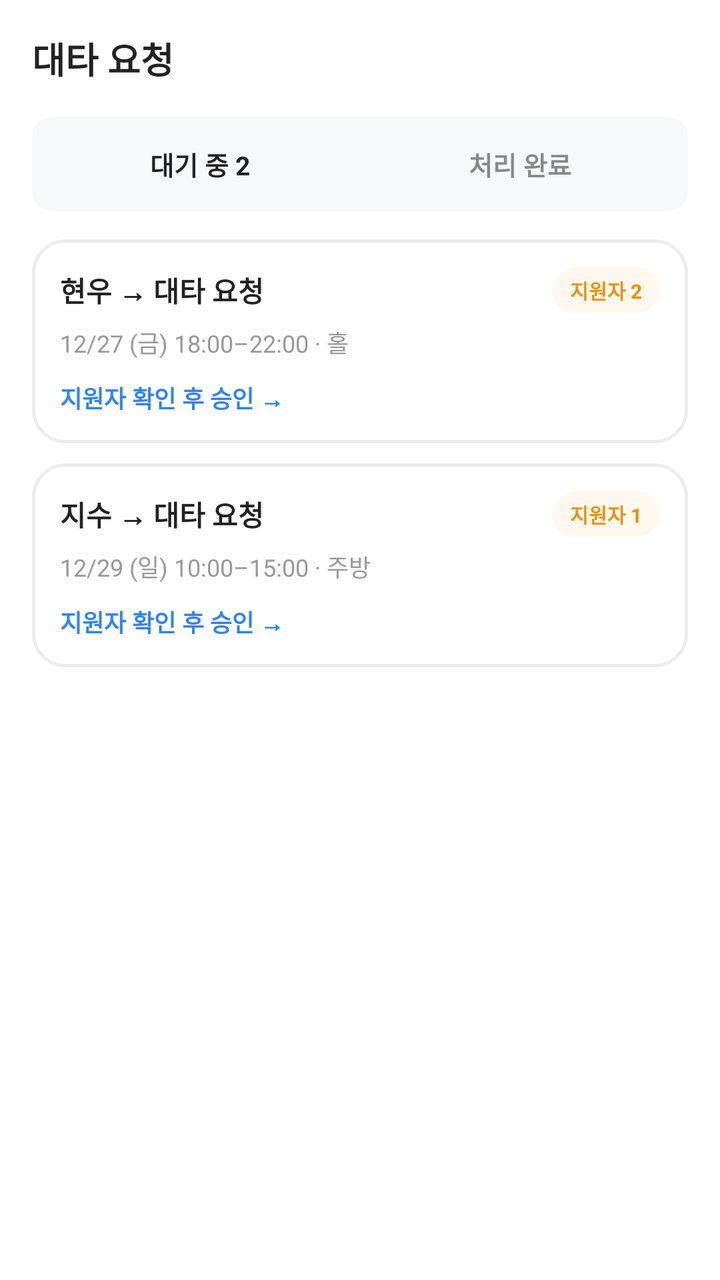
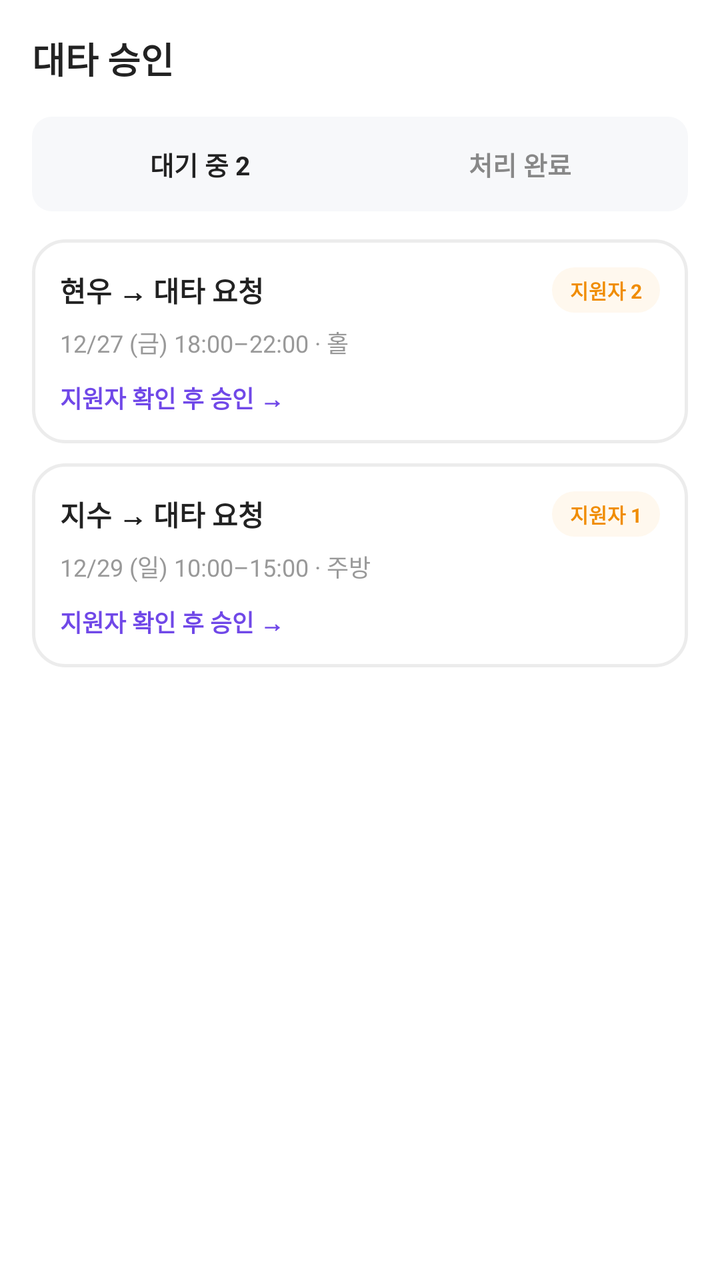

The first picture is an Android layout as it rendered before a commit; the second is the same layout after the commit. The layout source and the unified diff follow.
<!-- AndroidManifest.xml: application theme Theme.PTManagerEmployer -->
<!-- res/layout/fragment_sub.xml -->
<?xml version="1.0" encoding="utf-8"?>
<androidx.core.widget.NestedScrollView xmlns:android="http://schemas.android.com/apk/res/android"
    android:layout_width="match_parent"
    android:layout_height="match_parent"
    android:background="@color/white"
    android:fillViewport="true">

    <LinearLayout
        android:layout_width="match_parent"
        android:layout_height="wrap_content"
        android:orientation="vertical"
        android:paddingHorizontal="16dp"
        android:paddingTop="16dp"
        android:paddingBottom="24dp">

        <TextView
            android:layout_width="wrap_content"
            android:layout_height="wrap_content"
            android:text="대타 요청"
            android:textColor="@color/text_primary"
            android:textSize="18sp"
            android:textStyle="bold" />

        
        <LinearLayout
            android:layout_width="match_parent"
            android:layout_height="wrap_content"
            android:layout_marginTop="16dp"
            android:orientation="horizontal"
            android:background="@drawable/bg_segment"
            android:padding="4dp">

            <TextView
                android:id="@+id/tab_pending"
                android:layout_width="0dp"
                android:layout_height="wrap_content"
                android:layout_weight="1"
                android:text="대기 중 2"
                android:textColor="@color/text_primary"
                android:textSize="13sp"
                android:textStyle="bold"
                android:gravity="center"
                android:paddingVertical="10dp" />

            <TextView
                android:id="@+id/tab_done"
                android:layout_width="0dp"
                android:layout_height="wrap_content"
                android:layout_weight="1"
                android:text="처리 완료"
                android:textColor="@color/text_secondary"
                android:textSize="13sp"
                android:textStyle="bold"
                android:gravity="center"
                android:paddingVertical="10dp" />
        </LinearLayout>

        
        <LinearLayout
            android:id="@+id/panel_pending"
            android:layout_width="match_parent"
            android:layout_height="wrap_content"
            android:layout_marginTop="14dp"
            android:orientation="vertical">

            <LinearLayout
                android:id="@+id/req_1"
                android:layout_width="match_parent"
                android:layout_height="wrap_content"
                android:orientation="vertical"
                android:background="@drawable/bg_card"
                android:padding="14dp"
                android:foreground="?attr/selectableItemBackground">

                <LinearLayout
                    android:layout_width="match_parent"
                    android:layout_height="wrap_content"
                    android:orientation="horizontal"
                    android:gravity="center_vertical">

                    <TextView
                        android:layout_width="0dp"
                        android:layout_height="wrap_content"
                        android:layout_weight="1"
                        android:text="현우 → 대타 요청"
                        android:textColor="@color/text_primary"
                        android:textSize="14sp"
                        android:textStyle="bold" />

                    <TextView
                        android:layout_width="wrap_content"
                        android:layout_height="wrap_content"
                        android:background="@drawable/bg_badge_pending"
                        android:text="지원자 2"
                        android:textColor="@color/warn_orange"
                        android:textSize="10sp"
                        android:textStyle="bold"
                        android:paddingHorizontal="9dp"
                        android:paddingVertical="4dp" />
                </LinearLayout>

                <TextView
                    android:layout_width="wrap_content"
                    android:layout_height="wrap_content"
                    android:layout_marginTop="6dp"
                    android:text="12/27 (금) 18:00–22:00 · 홀"
                    android:textColor="@color/text_tertiary"
                    android:textSize="12sp" />

                <TextView
                    android:layout_width="wrap_content"
                    android:layout_height="wrap_content"
                    android:layout_marginTop="10dp"
                    android:text="지원자 확인 후 승인 →"
                    android:textColor="@color/brand_blue"
                    android:textSize="12sp"
                    android:textStyle="bold" />
            </LinearLayout>

            <LinearLayout
                android:id="@+id/req_2"
                android:layout_width="match_parent"
                android:layout_height="wrap_content"
                android:layout_marginTop="10dp"
                android:orientation="vertical"
                android:background="@drawable/bg_card"
                android:padding="14dp"
                android:foreground="?attr/selectableItemBackground">

                <LinearLayout
                    android:layout_width="match_parent"
                    android:layout_height="wrap_content"
                    android:orientation="horizontal"
                    android:gravity="center_vertical">

                    <TextView
                        android:layout_width="0dp"
                        android:layout_height="wrap_content"
                        android:layout_weight="1"
                        android:text="지수 → 대타 요청"
                        android:textColor="@color/text_primary"
                        android:textSize="14sp"
                        android:textStyle="bold" />

                    <TextView
                        android:layout_width="wrap_content"
                        android:layout_height="wrap_content"
                        android:background="@drawable/bg_badge_pending"
                        android:text="지원자 1"
                        android:textColor="@color/warn_orange"
                        android:textSize="10sp"
                        android:textStyle="bold"
                        android:paddingHorizontal="9dp"
                        android:paddingVertical="4dp" />
                </LinearLayout>

                <TextView
                    android:layout_width="wrap_content"
                    android:layout_height="wrap_content"
                    android:layout_marginTop="6dp"
                    android:text="12/29 (일) 10:00–15:00 · 주방"
                    android:textColor="@color/text_tertiary"
                    android:textSize="12sp" />

                <TextView
                    android:layout_width="wrap_content"
                    android:layout_height="wrap_content"
                    android:layout_marginTop="10dp"
                    android:text="지원자 확인 후 승인 →"
                    android:textColor="@color/brand_blue"
                    android:textSize="12sp"
                    android:textStyle="bold" />
            </LinearLayout>
        </LinearLayout>

        
        <LinearLayout
            android:id="@+id/panel_done"
            android:layout_width="match_parent"
            android:layout_height="wrap_content"
            android:layout_marginTop="14dp"
            android:orientation="vertical"
            android:visibility="gone">

            <LinearLayout
                android:layout_width="match_parent"
                android:layout_height="wrap_content"
                android:orientation="horizontal"
                android:gravity="center_vertical"
                android:background="@drawable/bg_card"
                android:padding="14dp">

                <LinearLayout
                    android:layout_width="0dp"
                    android:layout_height="wrap_content"
                    android:layout_weight="1"
                    android:orientation="vertical">

                    <TextView
                        android:layout_width="wrap_content"
                        android:layout_height="wrap_content"
                        android:text="12/18 마감 · 태윤이 대체"
                        android:textColor="@color/text_primary"
                        android:textSize="13sp"
                        android:textStyle="bold" />

                    <TextView
                        android:layout_width="wrap_content"
                        android:layout_height="wrap_content"
                        android:layout_marginTop="3dp"
                        android:text="현우 요청 · 승인 완료"
                        android:textColor="@color/text_tertiary"
                        android:textSize="11sp" />
                </LinearLayout>

                <TextView
                    android:layout_width="wrap_content"
                    android:layout_height="wrap_content"
                    android:background="@drawable/bg_badge_approved"
                    android:text="APPROVED"
                    android:textColor="@color/brand_blue"
                    android:textSize="10sp"
                    android:textStyle="bold"
                    android:paddingHorizontal="9dp"
                    android:paddingVertical="4dp" />
            </LinearLayout>

            <LinearLayout
                android:layout_width="match_parent"
                android:layout_height="wrap_content"
                android:layout_marginTop="10dp"
                android:orientation="horizontal"
                android:gravity="center_vertical"
                android:background="@drawable/bg_card"
                android:padding="14dp">

                <LinearLayout
                    android:layout_width="0dp"
                    android:layout_height="wrap_content"
                    android:layout_weight="1"
                    android:orientation="vertical">

                    <TextView
                        android:layout_width="wrap_content"
                        android:layout_height="wrap_content"
                        android:text="12/14 홀 · 거절됨"
                        android:textColor="@color/text_primary"
                        android:textSize="13sp"
                        android:textStyle="bold" />

                    <TextView
                        android:layout_width="wrap_content"
                        android:layout_height="wrap_content"
                        android:layout_marginTop="3dp"
                        android:text="서연 요청 · 대체 인원 없음"
                        android:textColor="@color/text_tertiary"
                        android:textSize="11sp" />
                </LinearLayout>

                <TextView
                    android:layout_width="wrap_content"
                    android:layout_height="wrap_content"
                    android:background="@drawable/bg_badge_rejected"
                    android:text="REJECTED"
                    android:textColor="@color/accent_red"
                    android:textSize="10sp"
                    android:textStyle="bold"
                    android:paddingHorizontal="9dp"
                    android:paddingVertical="4dp" />
            </LinearLayout>
        </LinearLayout>
    </LinearLayout>
</androidx.core.widget.NestedScrollView>
<!-- resources referenced by this layout -->
<resources>
  <color name="accent_red">#E03131</color>
  <color name="brand_blue">#3182F6</color>
  <color name="text_primary">#222222</color>
  <color name="text_secondary">#888888</color>
  <color name="text_tertiary">#999999</color>
  <color name="warn_orange">#F08C00</color>
  <color name="white">#FFFFFFFF</color>
  <!-- drawable bg_badge_approved (drawable) -->
  <?xml version="1.0" encoding="utf-8"?>
  <shape xmlns:android="http://schemas.android.com/apk/res/android" android:shape="rectangle">
      <solid android:color="@color/brand_blue_light" />
      <corners android:radius="999dp" />
  </shape>
  <!-- drawable bg_badge_pending (drawable) -->
  <?xml version="1.0" encoding="utf-8"?>
  <shape xmlns:android="http://schemas.android.com/apk/res/android" android:shape="rectangle">
      <solid android:color="@color/warn_bg" />
      <corners android:radius="999dp" />
  </shape>
  <!-- drawable bg_badge_rejected (drawable) -->
  <?xml version="1.0" encoding="utf-8"?>
  <shape xmlns:android="http://schemas.android.com/apk/res/android" android:shape="rectangle">
      <solid android:color="#FBE9E9" />
      <corners android:radius="999dp" />
  </shape>
  <!-- drawable bg_card (drawable) -->
  <?xml version="1.0" encoding="utf-8"?>
  <shape xmlns:android="http://schemas.android.com/apk/res/android" android:shape="rectangle">
      <solid android:color="@color/white" />
      <corners android:radius="16dp" />
      <stroke android:width="1.5dp" android:color="@color/border" />
  </shape>
  <!-- drawable bg_segment (drawable) -->
  <?xml version="1.0" encoding="utf-8"?>
  <shape xmlns:android="http://schemas.android.com/apk/res/android" android:shape="rectangle">
      <solid android:color="@color/surface_gray" />
      <corners android:radius="10dp" />
  </shape>
  <style name="Theme.PTManagerEmployer" parent="Base.Theme.PTManagerEmployer" />
  <color name="brand_blue_light">#EEF4FF</color>
  <color name="warn_bg">#FFF8EE</color>
  <color name="border">#ECECEC</color>
  <color name="surface_gray">#F7F8FA</color>
  <style name="Base.Theme.PTManagerEmployer" parent="Theme.Material3.Light.NoActionBar">
          <item name="colorPrimary">@color/brand_blue</item>
          <item name="colorOnPrimary">@color/white</item>
          <item name="colorSurface">@color/white</item>
          <item name="colorOnSurface">@color/text_primary</item>
          <item name="android:colorBackground">@color/white</item>
          <item name="android:statusBarColor">@color/white</item>
          <item name="android:navigationBarColor">@color/white</item>
          <item name="android:windowLightStatusBar">true</item>
          <item name="android:windowLightNavigationBar" tools:targetApi="o_mr1">true</item>
      </style>
</resources>

<!-- the commit's change to res/layout/fragment_sub.xml (unified diff, before → after) -->
@@ -16,7 +16,7 @@
         <TextView
             android:layout_width="wrap_content"
             android:layout_height="wrap_content"
-            android:text="대타 요청"
+            android:text="대타 승인"
             android:textColor="@color/text_primary"
             android:textSize="18sp"
             android:textStyle="bold" />
@@ -112,7 +112,7 @@
                     android:layout_height="wrap_content"
                     android:layout_marginTop="10dp"
                     android:text="지원자 확인 후 승인 →"
-                    android:textColor="@color/brand_blue"
+                    android:textColor="@color/brand"
                     android:textSize="12sp"
                     android:textStyle="bold" />
             </LinearLayout>
@@ -167,7 +167,7 @@
                     android:layout_height="wrap_content"
                     android:layout_marginTop="10dp"
                     android:text="지원자 확인 후 승인 →"
-                    android:textColor="@color/brand_blue"
+                    android:textColor="@color/brand"
                     android:textSize="12sp"
                     android:textStyle="bold" />
             </LinearLayout>
@@ -218,7 +218,7 @@
                     android:layout_height="wrap_content"
                     android:background="@drawable/bg_badge_approved"
                     android:text="APPROVED"
-                    android:textColor="@color/brand_blue"
+                    android:textColor="@color/brand"
                     android:textSize="10sp"
                     android:textStyle="bold"
                     android:paddingHorizontal="9dp"
<!-- resource entries referenced after the edit -->
@@ -1,7 +1,7 @@
 <!-- resources referenced by this layout -->
 <resources>
   <color name="accent_red">#E03131</color>
-  <color name="brand_blue">#3182F6</color>
+  <color name="brand">#7048E8</color>
   <color name="text_primary">#222222</color>
   <color name="text_secondary">#888888</color>
   <color name="text_tertiary">#999999</color>
@@ -10,7 +10,7 @@
   <!-- drawable bg_badge_approved (drawable) -->
   <?xml version="1.0" encoding="utf-8"?>
   <shape xmlns:android="http://schemas.android.com/apk/res/android" android:shape="rectangle">
-      <solid android:color="@color/brand_blue_light" />
+      <solid android:color="@color/brand_light" />
       <corners android:radius="999dp" />
   </shape>
   <!-- drawable bg_badge_pending (drawable) -->
@@ -39,12 +39,12 @@
       <corners android:radius="10dp" />
   </shape>
   <style name="Theme.PTManagerEmployer" parent="Base.Theme.PTManagerEmployer" />
-  <color name="brand_blue_light">#EEF4FF</color>
+  <color name="brand_light">#F6F2FF</color>
   <color name="warn_bg">#FFF8EE</color>
   <color name="border">#ECECEC</color>
   <color name="surface_gray">#F7F8FA</color>
   <style name="Base.Theme.PTManagerEmployer" parent="Theme.Material3.Light.NoActionBar">
-          <item name="colorPrimary">@color/brand_blue</item>
+          <item name="colorPrimary">@color/brand</item>
           <item name="colorOnPrimary">@color/white</item>
           <item name="colorSurface">@color/white</item>
           <item name="colorOnSurface">@color/text_primary</item>
